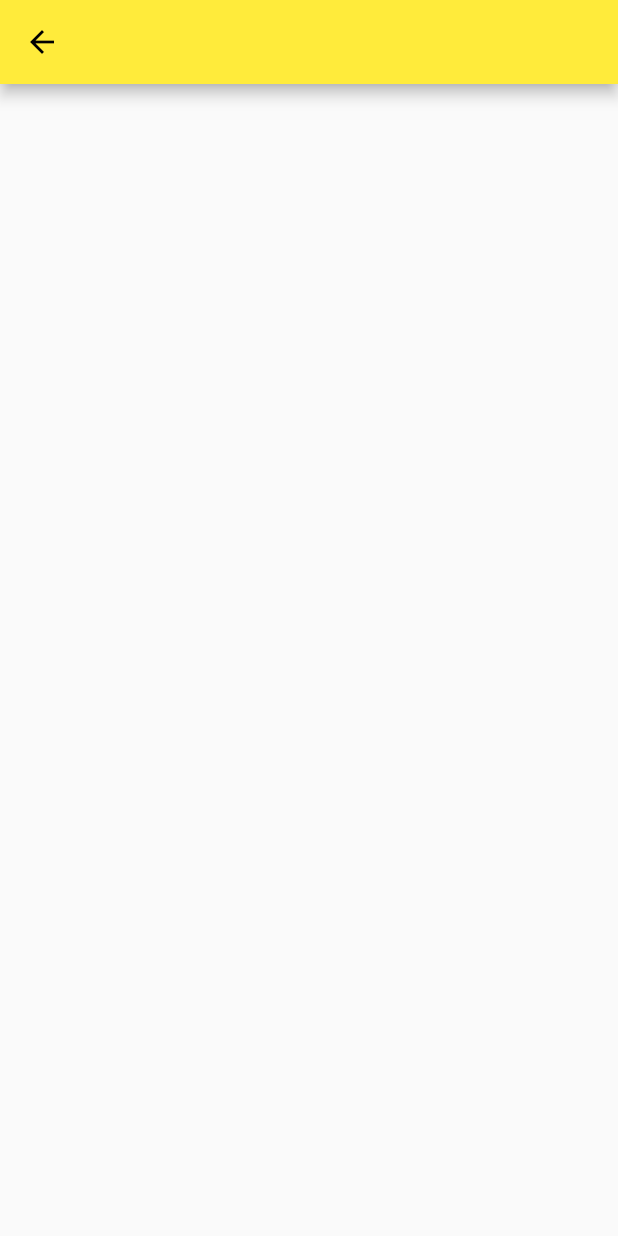
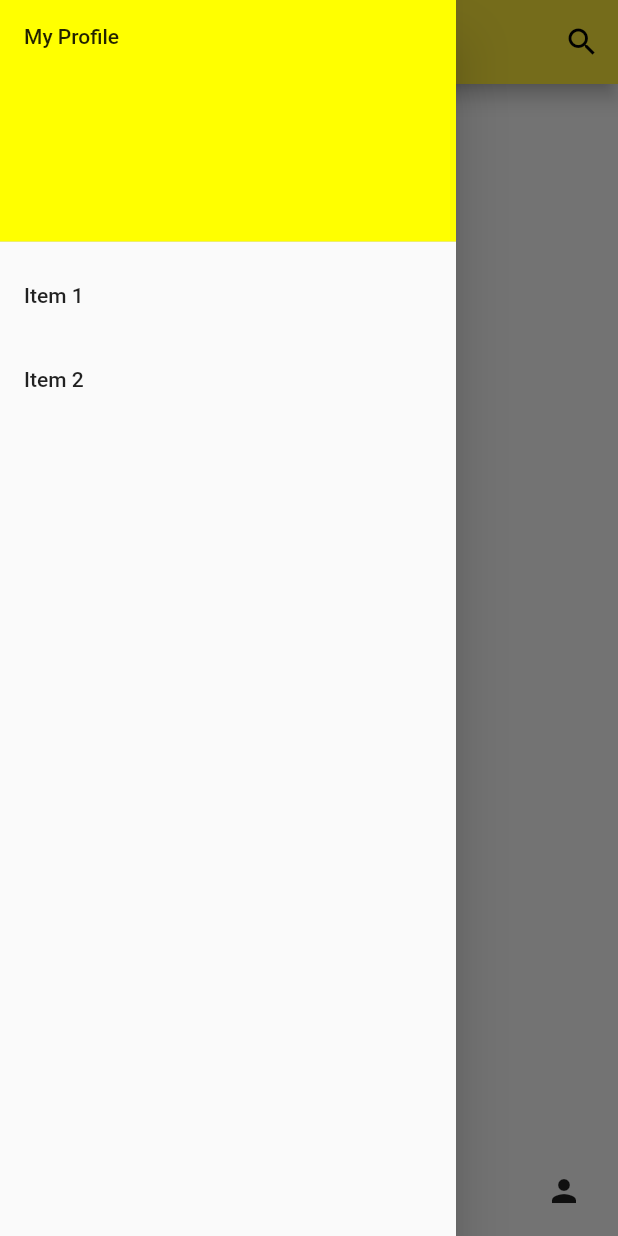
Before and after one commit to meslam1/tourism_company, a Flutter app: the HomeScreen screen opened directly, with the side drawer open (before the commit the screen has no drawer), on a phone screen of 412 x 824 dp. Run offline on Flutter 3.47's test engine with Material 2 defaults, Android fonts, the phone set to English and light mode, and no system bars; drawn by our look-alikes of easy_search_bar, salomon_bottom_bar; our stand-ins replace introduction_screen, shared_preferences; accounts and stored records are empty.

Commit message:
home screen

```diff
--- a/lib/home_screen.dart
+++ b/lib/home_screen.dart
@@ -1,4 +1,8 @@
 import 'package:flutter/material.dart';
+import 'package:easy_search_bar/easy_search_bar.dart';
+import 'package:salomon_bottom_bar/salomon_bottom_bar.dart';
+
+
 
 class HomeScreen extends StatefulWidget {
   const HomeScreen({Key? key}) : super(key: key);
@@ -8,13 +12,92 @@ class HomeScreen extends StatefulWidget {
 }
 
 class _HomeScreenState extends State<HomeScreen> {
+
+  var _currentIndex = 0;
+
+
+  String searchValue = '';
+  final List<String> _suggestions = [];
+  Future<List<String>> _fetchSuggestions(String searchValue) async {
+    await Future.delayed(const Duration(milliseconds: 750));
+
+    return _suggestions.where((element) {
+      return element.toLowerCase().contains(searchValue.toLowerCase());
+    }).toList();
+  }
+
   @override
   Widget build(BuildContext context) {
     // test
     return Scaffold(
-      appBar: AppBar(
-)
+      appBar: EasySearchBar(
+          title: const Text('Home'),
+          onSearch: (value) => setState(() => searchValue = value),
+          // actions: [
+          //   IconButton(
+          //       icon: const Icon(
+          //           Icons.person
+          //       ),
+          //       onPressed: () {}
+          //   )
+          // ],
+          asyncSuggestions: (value) async => await _fetchSuggestions(value)
+      ),
+        drawer: Drawer(
+            child: ListView(
+                padding: EdgeInsets.zero,
+                children: [
+                  const DrawerHeader(
+                    decoration: BoxDecoration(
+                      color: Colors.yellowAccent,
+                    ),
+                    child: Text('My Profile'),
+                  ),
+                  ListTile(
+                      title: const Text('Item 1'),
+                      onTap: () => Navigator.pop(context)
+                  ),
+                  ListTile(
+                      title: const Text('Item 2'),
+                      onTap: () => Navigator.pop(context)
+                  )
+                ]
+            )
+        ),
 
+          bottomNavigationBar: SalomonBottomBar(
+            currentIndex: _currentIndex,
+            onTap: (i) => setState(() => _currentIndex = i),
+            items: [
+              /// Home
+              SalomonBottomBarItem(
+                icon: const Icon(Icons.home),
+                title: const Text("Home"),
+                selectedColor: Colors.lightBlue,
+              ),
+
+              /// Likes
+              SalomonBottomBarItem(
+                icon: const Icon(Icons.favorite_border),
+                title: const Text("Likes"),
+                selectedColor: Colors.pink,
+              ),
+
+              /// Search
+              SalomonBottomBarItem(
+                icon: const Icon(Icons.search),
+                title: const Text("Search"),
+                selectedColor: Colors.orange,
+              ),
+
+              /// Profile
+              SalomonBottomBarItem(
+                icon: const Icon(Icons.person),
+                title: const Text("Profile"),
+                selectedColor: Colors.teal,
+              ),
+            ],
+          ),
     );
   }
 }
--- a/lib/main.dart
+++ b/lib/main.dart
@@ -3,6 +3,8 @@ import 'package:shared_preferences/shared_preferences.dart';
 import 'package:tourism_company/login_screen.dart';
 import 'package:tourism_company/sign_up.dart';
 import 'package:tourism_company/splash_screen.dart';
+
+import 'home_screen.dart';
 
 
 bool show = true;
@@ -24,7 +26,7 @@ class MyApp extends StatelessWidget {
       theme: ThemeData(
         primarySwatch: Colors.yellow,
       ),
-      home: const SplashScreen()
+      home: const HomeScreen()
     );
   }
 }
--- a/lib/splash screen.dart
+++ /dev/null
@@ -1 +0,0 @@
-// TODO Implement this library.
--- a/pubspec.yaml
+++ b/pubspec.yaml
@@ -36,6 +36,9 @@ dependencies:
   cupertino_icons: ^1.0.2
   introduction_screen: ^2.1.0
   shared_preferences: ^2.0.11
+  easy_search_bar: ^2.3.1
+  salomon_bottom_bar: ^3.2.0
+
 
 dev_dependencies:
   flutter_test:
```
Also changed, not shown: lib/splash_screen.dart (+10 -2 lines), pubspec.lock.
